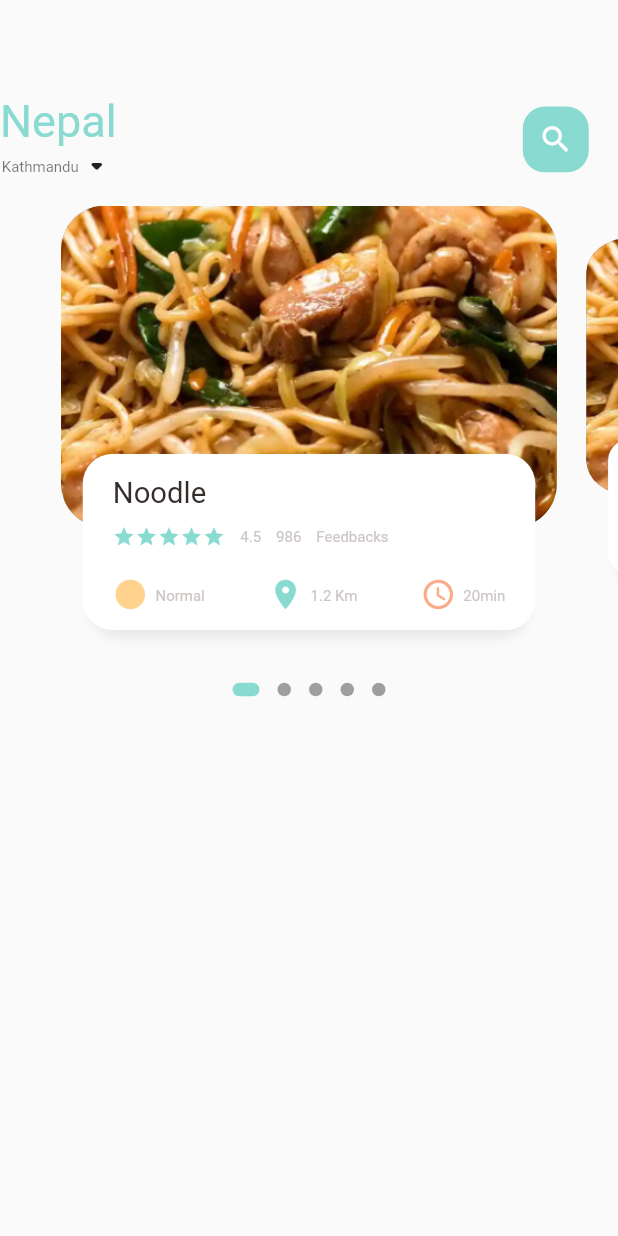
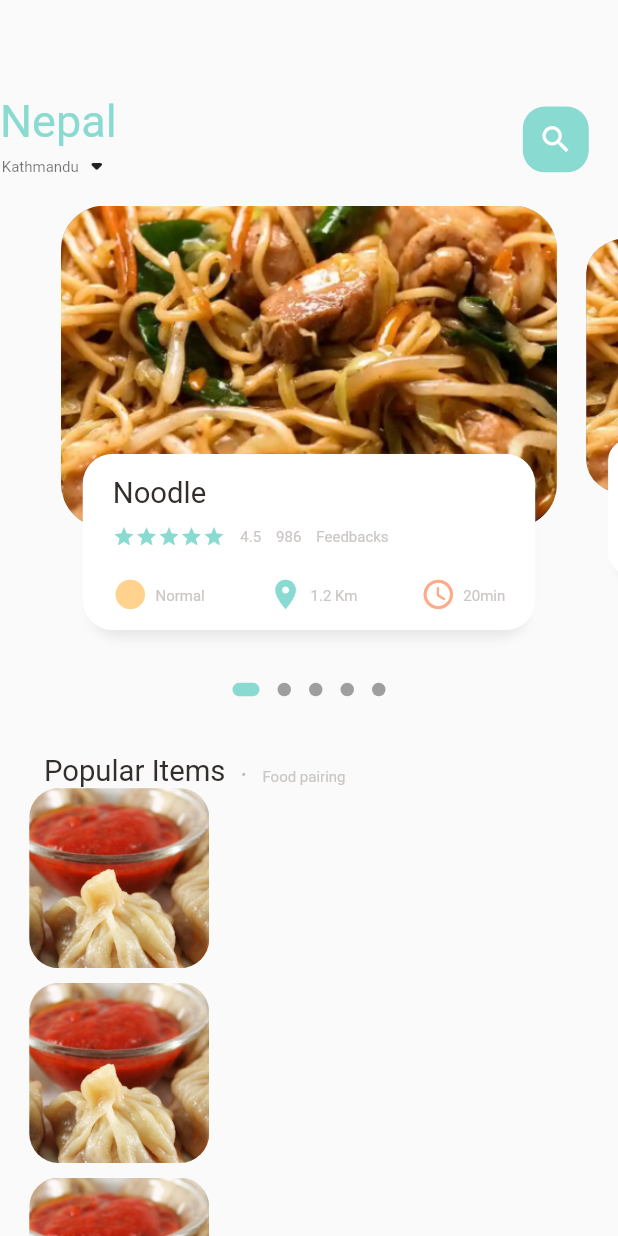
Before and after one commit to Anjeelchaudhary/E-commersApplication-_Foodie-, a Flutter app: the screen it shows after launch, on a phone screen of 412 x 824 dp. Run offline on Flutter 3.47's test engine with Material 2 defaults, Android fonts, the phone set to English and light mode, and no system bars; drawn by our look-alikes of dots_indicator; our stand-ins replace get.

Commit message:
:lipstick: Added bottom scrolling items
added image on bottom scroll

```diff
--- a/lib/home/food_page_body.dart
+++ b/lib/home/food_page_body.dart
@@ -39,7 +39,9 @@ class _FoodPageNodyState extends State<FoodPageBody> {
 
   @override
   Widget build(BuildContext context) {
-    return Column(children: [
+    return Column(
+      children: [
+        //slider section
         Container(
           //color: Colors.redAccent,
           height: Dimensions.pageView,
@@ -50,6 +52,7 @@ class _FoodPageNodyState extends State<FoodPageBody> {
                 return _buildPageItem(position);
               }),
         ),
+        //dots
         DotsIndicator(
           dotsCount: 5,
           position: _currPageValue,
@@ -57,11 +60,75 @@ class _FoodPageNodyState extends State<FoodPageBody> {
             activeColor: AppColors.mainColor,
             size: const Size.square(9.0),
             activeSize: const Size(18.0, 9.0),
-          activeShape:
-              RoundedRectangleBorder(borderRadius: BorderRadius.circular(5.0)),
+            activeShape: RoundedRectangleBorder(
+                borderRadius: BorderRadius.circular(5.0)),
+          ),
+        ),
+        //popular text
+        SizedBox(
+          height: Dimensions.height30,
+        ),
+        Container(
+          margin: EdgeInsets.only(left: Dimensions.width30),
+          child: Row(
+            crossAxisAlignment: CrossAxisAlignment.end,
+            children: [
+              BigText(text: "Popular Items"),
+              SizedBox(
+                width: Dimensions.width10,
+              ),
+              Container(
+                margin: const EdgeInsets.only(bottom: 3),
+                child: BigText(
+                  text: ".",
+                  color: Colors.black26,
+                ),
+              ),
+              SizedBox(
+                width: Dimensions.width10,
+              ),
+              Container(
+                margin: const EdgeInsets.only(bottom: 2),
+                child: SmallText(text: "Food pairing"),
+              ),
+            ],
+          ),
+        ),
+        Container(
+          height: 900,
+          child: ListView.builder(
+            physics: NeverScrollableScrollPhysics(),
+            //shrinkWrap: true,
+            itemCount: 10,
+            itemBuilder: ((context, index) {
+              return Container(
+                margin: EdgeInsets.only(
+                    left: Dimensions.width20,
+                    right: Dimensions.width20,
+                    bottom: Dimensions.height10),
+                child: Row(
+                  children: [
+                    Container(
+                      width: 120,
+                      height: 120,
+                      decoration: BoxDecoration(
+                        borderRadius:
+                            BorderRadius.circular(Dimensions.radius20),
+                        color: Colors.white38,
+                        image: const DecorationImage(
+                          fit: BoxFit.cover,
+                          image: AssetImage("assets/image/momoo.png"),
+                        ),
+                      ),
+                    ),
+                  ],
+                ),
+              );
+            }),
           ),
         )
-    ]);
+      ],
+    );
   }
 
   Widget _buildPageItem(int index) {
--- a/lib/home/main_food_page.dart
+++ b/lib/home/main_food_page.dart
@@ -67,7 +67,10 @@ class _MainFoodPageState extends State<MainFoodPage> {
           ),
         ),
         //showing body
-        const FoodPageBody(),
+        Expanded(
+            child: SingleChildScrollView(
+          child: FoodPageBody(),
+        ))
       ],
     ));
   }
--- a/lib/main.dart
+++ b/lib/main.dart
@@ -18,7 +18,7 @@ class MyApp extends StatelessWidget {
       theme: ThemeData(
         primarySwatch: Colors.blue,
       ),
-      home: MainFoodPage(),
+      home: const MainFoodPage(),
     );
   }
 }
--- a/lib/widgets/small_text.dart
+++ b/lib/widgets/small_text.dart
@@ -1,5 +1,4 @@
 import 'package:flutter/material.dart';
-
 
 class SmallText extends StatelessWidget {
   final Color? color;
```
Lines whose indentation alone changed are shown as unchanged.
